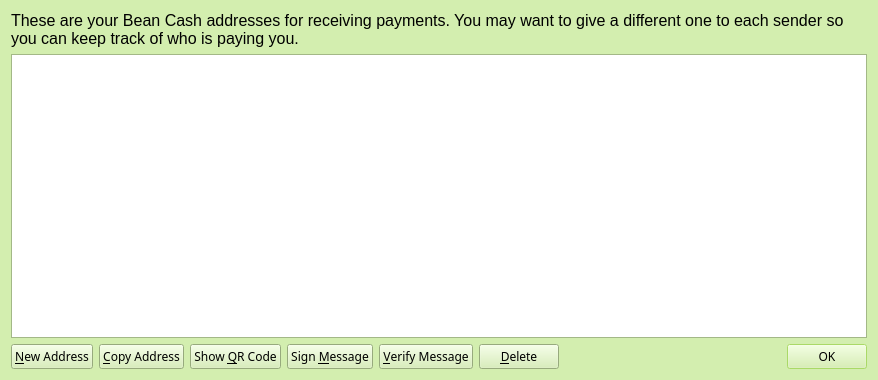
Old version of the form src/qt/forms/addressbookpage.ui in the repository teambean/BeanCash.
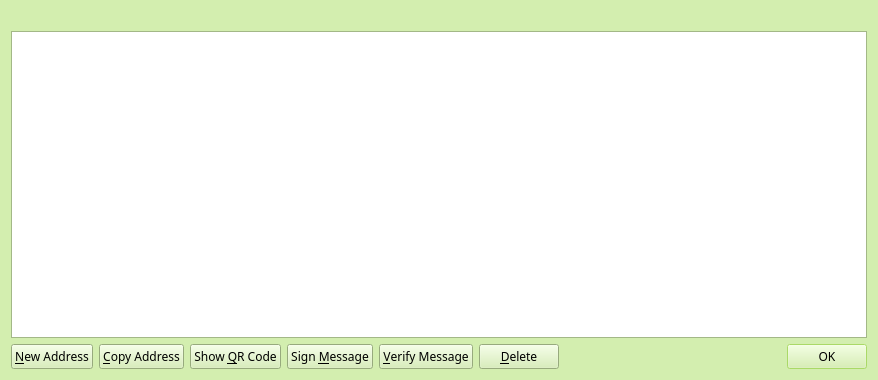
New version of the form. Icons and pictures are not drawn.

Commit message:
Beancash-Qt: updates to addressbookpage
- use labelExplanation for sending and receiving tab and move the string
  from the ui-file to the source
- ensure that the table holding the label and address is resized so that
  the address column fits the address and the label column is stretched to
  fit the window size
- rename some stuff for much easier readbility in the code (I find it hard
  to get the meaning of stuff like labels or buttons)

```diff
--- a/src/qt/forms/addressbookpage.ui
+++ b/src/qt/forms/addressbookpage.ui
@@ -219,15 +219,6 @@
   <layout class="QVBoxLayout" name="verticalLayout">
    <item>
     <widget class="QLabel" name="labelExplanation">
-     <property name="font">
-      <font>
-       <family>Liberation Sans</family>
-       <pointsize>12</pointsize>
-      </font>
-     </property>
-     <property name="text">
-      <string>These are your Bean Cash addresses for receiving payments. You may want to give a different one to each sender so you can keep track of who is paying you.</string>
-     </property>
      <property name="textFormat">
       <enum>Qt::PlainText</enum>
      </property>
```
Left out of the diff: 6 changed lines with no effect on the pictures. The commit also changes 2 other files.
